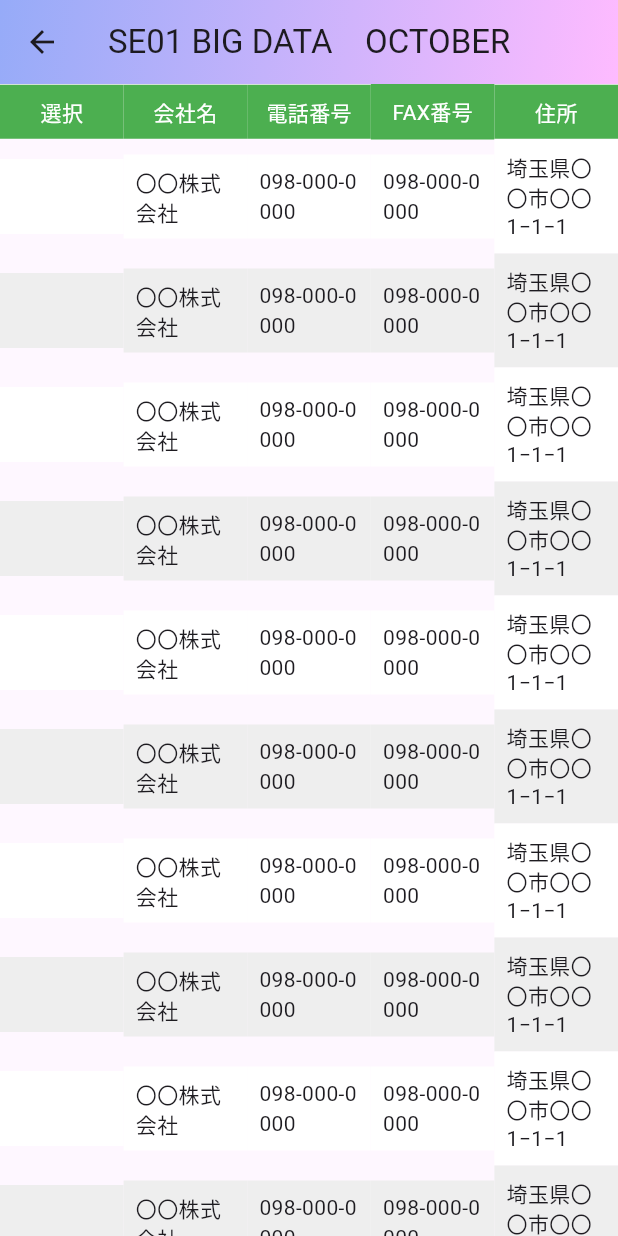
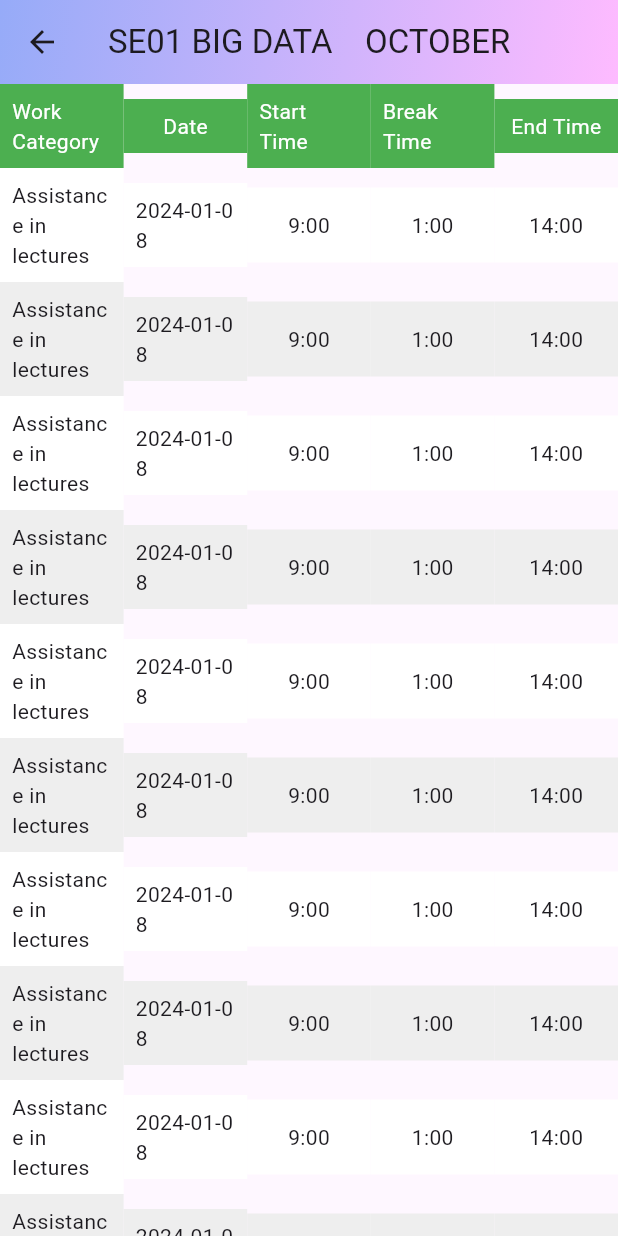
Before and after one commit to youssefmetwalli/TA-Report-App, a Flutter app: the AdminForm screen opened directly, on a phone screen of 412 x 824 dp. Run offline on Flutter 3.47's test engine with Material 3 defaults, Android fonts, the phone set to English and light mode, and no system bars; our stand-ins replace pdf.

Commit message:
edited the forms for the admin and faculty

```diff
--- a/src/lib/screens/admin/admin_form.dart
+++ b/src/lib/screens/admin/admin_form.dart
@@ -6,13 +6,14 @@ class AdminForm extends StatelessWidget {
   @override
   Widget build(BuildContext context) {
     // ダミーのデータ
-    List<String> select = List<String>.generate(10, (index) => '');
-    List<String> companyName = List<String>.generate(10, (index) => '〇〇株式会社');
-    List<String> phoneNumber =
-        List<String>.generate(10, (index) => '098-000-0000');
-    List<String> fax = List<String>.generate(10, (index) => '098-000-0000');
-    List<String> address =
-        List<String>.generate(10, (index) => '埼玉県〇〇市〇〇1−1−1');
+    List<String> select =
+        List<String>.generate(10, (index) => 'Assistance in lectures');
+    List<String> companyName =
+        List<String>.generate(10, (index) => '2024-01-08');
+    List<String> phoneNumber = List<String>.generate(10, (index) => '9:00');
+    List<String> fax = List<String>.generate(10, (index) => '1:00');
+    List<String> address = List<String>.generate(10, (index) => '14:00');
+    ;
 
     return Scaffold(
       appBar: AppBar(
@@ -42,7 +43,8 @@ class AdminForm extends StatelessWidget {
                   color: Colors.green,
                   padding: const EdgeInsets.all(8),
                   child: const Center(
-                      child: Text('選択', style: TextStyle(color: Colors.white))),
+                      child: Text('Work Category',
+                          style: TextStyle(color: Colors.white))),
                 ),
               ),
               TableCell(
@@ -51,7 +53,7 @@ class AdminForm extends StatelessWidget {
                   padding: const EdgeInsets.all(8),
                   child: const Center(
                       child:
-                          Text('会社名', style: TextStyle(color: Colors.white))),
+                          Text('Date', style: TextStyle(color: Colors.white))),
                 ),
               ),
               TableCell(
@@ -59,8 +61,8 @@ class AdminForm extends StatelessWidget {
                   color: Colors.green,
                   padding: const EdgeInsets.all(8),
                   child: const Center(
-                      child:
-                          Text('電話番号', style: TextStyle(color: Colors.white))),
+                      child: Text('Start Time',
+                          style: TextStyle(color: Colors.white))),
                 ),
               ),
               TableCell(
@@ -68,8 +70,8 @@ class AdminForm extends StatelessWidget {
                   color: Colors.green,
                   padding: const EdgeInsets.all(8),
                   child: const Center(
-                      child:
-                          Text('FAX番号', style: TextStyle(color: Colors.white))),
+                      child: Text('Break Time',
+                          style: TextStyle(color: Colors.white))),
                 ),
               ),
               TableCell(
@@ -77,7 +79,8 @@ class AdminForm extends StatelessWidget {
                   color: Colors.green,
                   padding: const EdgeInsets.all(8),
                   child: const Center(
-                      child: Text('住所', style: TextStyle(color: Colors.white))),
+                      child: Text('End Time',
+                          style: TextStyle(color: Colors.white))),
                 ),
               ),
             ],
--- a/src/lib/screens/faculty/faculty_form.dart
+++ b/src/lib/screens/faculty/faculty_form.dart
@@ -6,13 +6,13 @@ class FacultyForm extends StatelessWidget {
   @override
   Widget build(BuildContext context) {
     // ダミーのデータ
-    List<String> select = List<String>.generate(10, (index) => '');
-    List<String> companyName = List<String>.generate(10, (index) => '〇〇株式会社');
-    List<String> phoneNumber =
-        List<String>.generate(10, (index) => '098-000-0000');
-    List<String> fax = List<String>.generate(10, (index) => '098-000-0000');
-    List<String> address =
-        List<String>.generate(10, (index) => '埼玉県〇〇市〇〇1−1−1');
+    List<String> select =
+        List<String>.generate(10, (index) => 'Assistance in lectures');
+    List<String> companyName =
+        List<String>.generate(10, (index) => '2024-01-08');
+    List<String> phoneNumber = List<String>.generate(10, (index) => '9:00');
+    List<String> fax = List<String>.generate(10, (index) => '1:00');
+    List<String> address = List<String>.generate(10, (index) => '14:00');
 
     return Scaffold(
       appBar: AppBar(
@@ -42,7 +42,8 @@ class FacultyForm extends StatelessWidget {
                   color: Colors.green,
                   padding: const EdgeInsets.all(8),
                   child: const Center(
-                      child: Text('選択', style: TextStyle(color: Colors.white))),
+                      child: Text('Work Category',
+                          style: TextStyle(color: Colors.white))),
                 ),
               ),
               TableCell(
@@ -51,7 +52,7 @@ class FacultyForm extends StatelessWidget {
                   padding: const EdgeInsets.all(8),
                   child: const Center(
                       child:
-                          Text('会社名', style: TextStyle(color: Colors.white))),
+                          Text('Date', style: TextStyle(color: Colors.white))),
                 ),
               ),
               TableCell(
@@ -59,8 +60,8 @@ class FacultyForm extends StatelessWidget {
                   color: Colors.green,
                   padding: const EdgeInsets.all(8),
                   child: const Center(
-                      child:
-                          Text('電話番号', style: TextStyle(color: Colors.white))),
+                      child: Text('Start Time',
+                          style: TextStyle(color: Colors.white))),
                 ),
               ),
               TableCell(
@@ -68,8 +69,8 @@ class FacultyForm extends StatelessWidget {
                   color: Colors.green,
                   padding: const EdgeInsets.all(8),
                   child: const Center(
-                      child:
-                          Text('FAX番号', style: TextStyle(color: Colors.white))),
+                      child: Text('Break Time',
+                          style: TextStyle(color: Colors.white))),
                 ),
               ),
               TableCell(
@@ -77,7 +78,8 @@ class FacultyForm extends StatelessWidget {
                   color: Colors.green,
                   padding: const EdgeInsets.all(8),
                   child: const Center(
-                      child: Text('住所', style: TextStyle(color: Colors.white))),
+                      child: Text('End Time',
+                          style: TextStyle(color: Colors.white))),
                 ),
               ),
             ],
```
